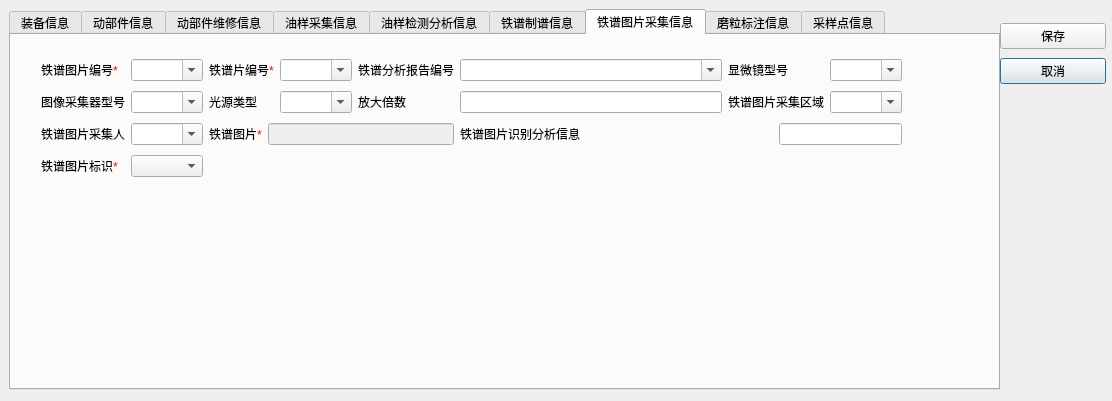
Old version of the form imageproperties.ui in the repository WooodHead/labelling3.
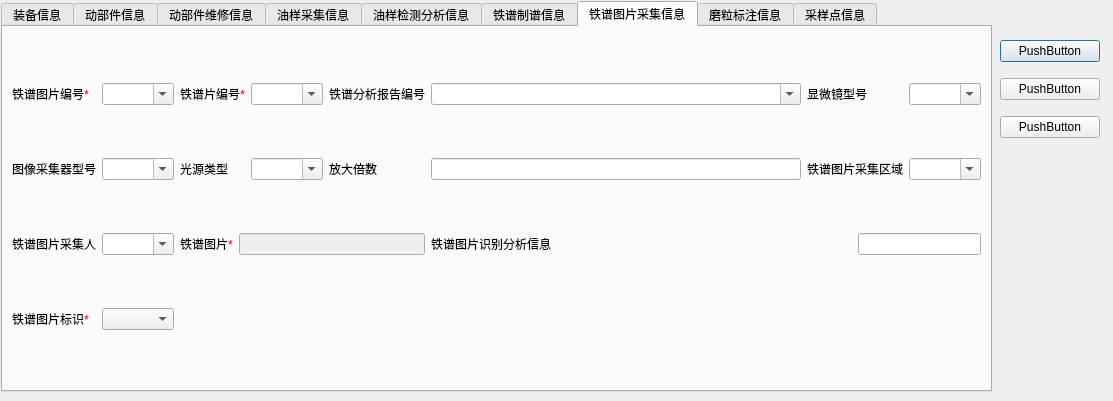
New version of the form. The open tabs and pages were chosen to show the change.

Patch:
```diff
--- a/imageproperties.ui
+++ b/imageproperties.ui
@@ -9,7 +9,7 @@
    <rect>
     <x>0</x>
     <y>0</y>
-    <width>1112</width>
+    <width>1113</width>
     <height>401</height>
    </rect>
   </property>
@@ -19,10 +19,10 @@
   <widget class="QTabWidget" name="_tabWidget">
    <property name="geometry">
     <rect>
-     <x>9</x>
-     <y>9</y>
+     <x>1</x>
+     <y>1</y>
      <width>991</width>
-     <height>381</height>
+     <height>391</height>
     </rect>
    </property>
    <property name="currentIndex">
@@ -1135,15 +1135,8 @@
     <attribute name="title">
      <string>铁谱图片采集信息</string>
     </attribute>
-    <widget class="QWidget" name="layoutWidget">
-     <property name="geometry">
-      <rect>
-       <x>30</x>
-       <y>20</y>
-       <width>861</width>
-       <height>128</height>
-      </rect>
-     </property>
+    <layout class="QHBoxLayout" name="horizontalLayout">
+     <item>
      <layout class="QGridLayout" name="gridLayout_12">
       <item row="0" column="0">
        <widget class="QLabel" name="label_52">
@@ -1309,7 +1302,8 @@
        <widget class="QLineEdit" name="_editMentalSampleEnlarger"/>
       </item>
      </layout>
-    </widget>
+     </item>
+    </layout>
    </widget>
    <widget class="QWidget" name="tab_9">
     <attribute name="title">
@@ -1624,15 +1618,8 @@
     <attribute name="title">
      <string>采样点信息</string>
     </attribute>
-    <widget class="QWidget" name="layoutWidget">
-     <property name="geometry">
-      <rect>
-       <x>60</x>
-       <y>40</y>
-       <width>623</width>
-       <height>62</height>
-      </rect>
-     </property>
+    <layout class="QGridLayout" name="gridLayout">
+     <item row="0" column="0">
      <layout class="QGridLayout" name="gridLayout_18">
       <item row="0" column="0">
        <widget class="QLabel" name="label_109">
@@ -1715,30 +1702,38 @@
        <widget class="QLineEdit" name="lineEdit_20"/>
       </item>
      </layout>
-    </widget>
-   </widget>
-  </widget>
-  <widget class="QWidget" name="layoutWidget">
+     </item>
+    </layout>
+   </widget>
+  </widget>
+  <widget class="QWidget" name="">
    <property name="geometry">
     <rect>
      <x>1000</x>
-     <y>20</y>
-     <width>106</width>
-     <height>68</height>
+     <y>30</y>
+     <width>100</width>
+     <height>121</height>
     </rect>
    </property>
-   <layout class="QGridLayout" name="gridLayout">
-    <item row="1" column="0">
-     <widget class="QPushButton" name="_buttonClose">
-      <property name="text">
-       <string>取消</string>
-      </property>
-     </widget>
-    </item>
+   <layout class="QGridLayout" name="gridLayout_3">
     <item row="0" column="0">
      <widget class="QPushButton" name="_buttonSave">
       <property name="text">
-       <string>保存</string>
+       <string>PushButton</string>
+      </property>
+     </widget>
+    </item>
+    <item row="1" column="0">
+     <widget class="QPushButton" name="_buttonCancel">
+      <property name="text">
+       <string>PushButton</string>
+      </property>
+     </widget>
+    </item>
+    <item row="2" column="0">
+     <widget class="QPushButton" name="_buttonNext">
+      <property name="text">
+       <string>PushButton</string>
       </property>
      </widget>
     </item>
```
Left out of the diff: 30 changed lines with no effect on the pictures. Lines whose indentation alone changed are shown as unchanged.
